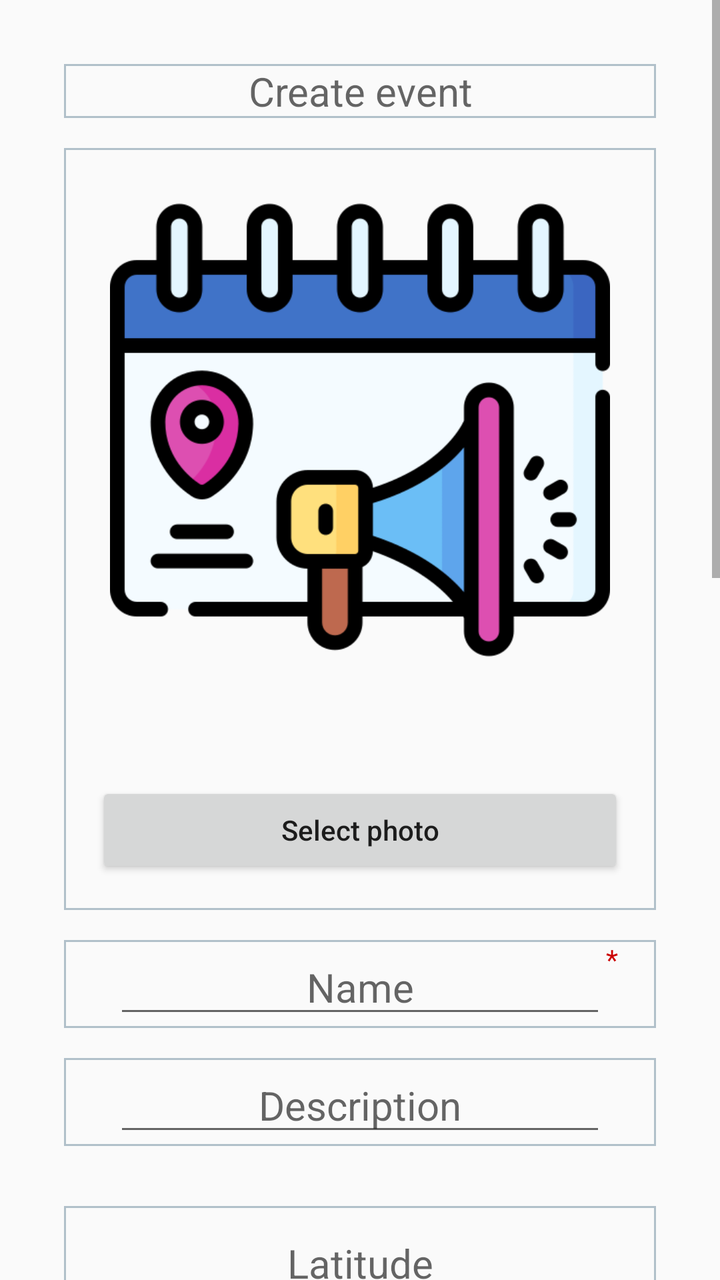
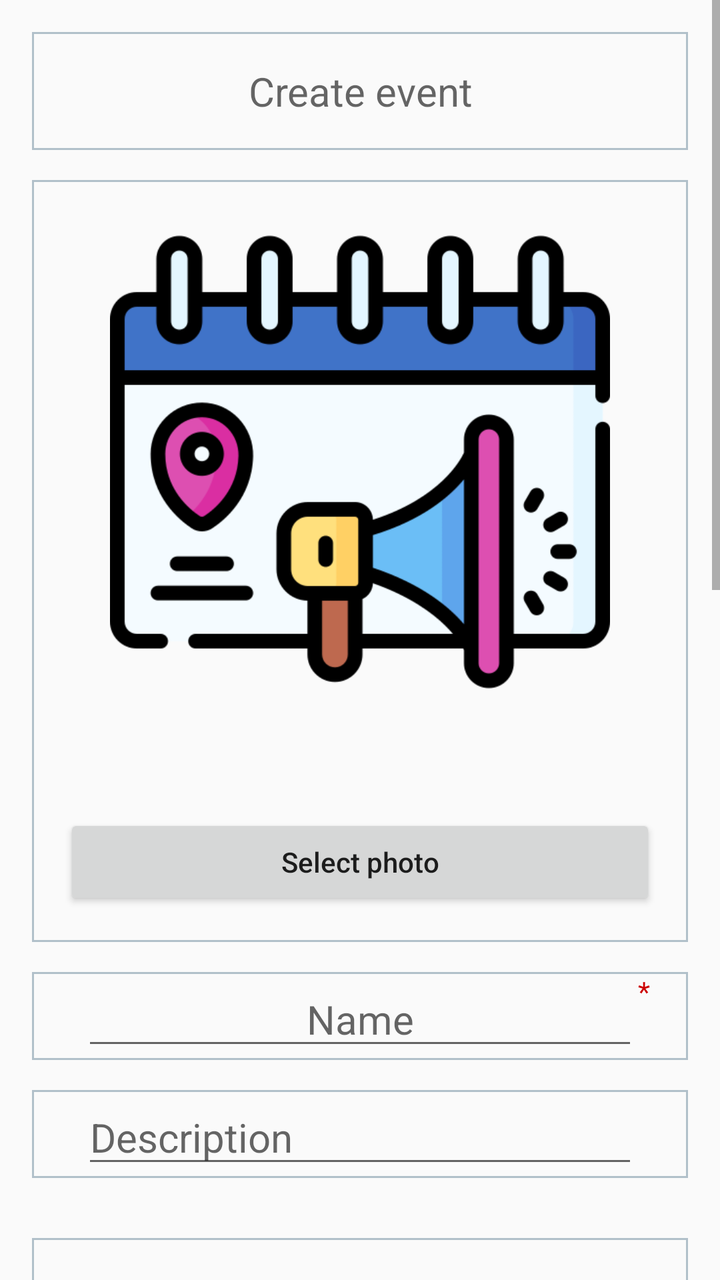

Compare the two renders of this Android layout. The source of the first and the diff that turns it into the second are given below.
<!-- AndroidManifest.xml: application theme MyMaterialTheme -->
<!-- res/layout/fragment_create_event.xml -->
<?xml version="1.0" encoding="utf-8"?>
<ScrollView xmlns:android="http://schemas.android.com/apk/res/android"
    android:layout_width="match_parent"
    android:layout_height="match_parent">

    <RelativeLayout
        android:layout_width="match_parent"
        android:layout_height="wrap_content"
        android:orientation="vertical"
        android:padding="32dp">

        <RelativeLayout
            android:id="@+id/label_layout"
            android:layout_width="match_parent"
            android:layout_height="wrap_content"
            android:layout_centerHorizontal="true"
            android:background="@drawable/edit_text_background_border">

            <TextView
                android:id="@+id/newEventLabel"
                android:layout_width="match_parent"
                android:layout_height="wrap_content"
                android:layout_centerHorizontal="true"
                android:layout_marginStart="50dp"
                android:hint="@string/create_event"
                android:inputType="none"
                android:textAlignment="center"
                android:textSize="20sp" />
        </RelativeLayout>


        
        <LinearLayout
            android:id="@+id/photo_layout"
            android:layout_width="match_parent"
            android:layout_height="wrap_content"
            android:layout_below="@+id/label_layout"
            android:layout_marginTop="15dp"
            android:background="@drawable/edit_text_background_border"
            android:orientation="vertical"
            android:padding="16dp">

            <ImageView
                android:id="@+id/photo"
                android:layout_width="match_parent"
                android:layout_height="250dp"
                android:layout_marginBottom="16dp"
                android:contentDescription="@string/event_photo"
                android:src="@drawable/event_512_512" />

            <TextView
                android:id="@+id/photo_path"
                android:layout_width="wrap_content"
                android:layout_height="wrap_content"
                android:paddingBottom="8dp"
                android:textAlignment="center"
                android:textSize="20sp" />

            <Button
                android:id="@+id/select_photo_button"
                android:layout_width="match_parent"
                android:layout_height="wrap_content"
                android:text="@string/select_photo"
                android:textAllCaps="false" />
        </LinearLayout>

        <RelativeLayout
            android:id="@+id/event_name_layout"
            android:layout_width="match_parent"
            android:layout_height="wrap_content"
            android:layout_below="@+id/photo_layout"
            android:layout_centerHorizontal="true"
            android:layout_marginTop="15dp"
            android:background="@drawable/edit_text_background_border">

            <EditText
                android:id="@+id/name"
                android:layout_width="match_parent"
                android:layout_height="wrap_content"
                android:layout_centerHorizontal="true"
                android:layout_marginStart="50dp"
                android:hint="@string/name"
                android:textAlignment="center"
                android:textSize="20sp" />

            <TextView
                android:id="@+id/name_m"
                android:layout_width="wrap_content"
                android:layout_toEndOf="@+id/name"
                android:layout_height="match_parent"
                android:text="@string/mandatory_star"
                android:textColor="@android:color/holo_red_dark" />

        </RelativeLayout>

        <RelativeLayout
            android:id="@+id/description_layout"
            android:layout_width="match_parent"
            android:layout_height="wrap_content"
            android:layout_below="@+id/event_name_layout"
            android:layout_centerHorizontal="true"
            android:layout_marginTop="15dp"
            android:background="@drawable/edit_text_background_border">

            <EditText
                android:id="@+id/description"
                android:layout_width="match_parent"
                android:layout_height="wrap_content"
                android:layout_centerHorizontal="true"
                android:layout_marginStart="50dp"
                android:hint="@string/description"
                android:textAlignment="center"
                android:textSize="20sp" />
        </RelativeLayout>

        <RelativeLayout
            android:id="@+id/location_layout"
            android:layout_width="wrap_content"
            android:layout_height="wrap_content"
            android:layout_below="@+id/description_layout"
            android:layout_centerHorizontal="true"
            android:layout_marginTop="30dp"
            android:background="@drawable/edit_text_background_border">

            <TextView
                android:id="@+id/latitude"
                android:layout_width="match_parent"
                android:layout_height="wrap_content"
                android:layout_centerHorizontal="true"
                android:layout_marginStart="50dp"
                android:layout_marginTop="15dp"
                android:hint="@string/latitude"
                android:textAlignment="center"
                android:textSize="20sp" />

            <TextView
                android:id="@+id/longitude"
                android:layout_width="match_parent"
                android:layout_height="wrap_content"
                android:layout_below="@+id/latitude"
                android:layout_centerHorizontal="true"
                android:layout_marginTop="15dp"
                android:layout_marginStart="50dp"
                android:hint="@string/longitude"
                android:textAlignment="center"
                android:textSize="20sp" />

            <LinearLayout
                android:id="@+id/location_buttons_layout"
                android:layout_width="match_parent"
                android:layout_height="wrap_content"
                android:layout_below="@id/longitude"
                android:layout_marginLeft="10dp"
                android:layout_marginTop="15dp"
                android:layout_marginRight="10dp">

                <Button
                    android:id="@+id/current_location_btn"
                    android:layout_width="wrap_content"
                    android:layout_height="wrap_content"
                    android:layout_weight="1"
                    android:text="@string/current"
                    android:textAlignment="center"
                    android:textAllCaps="false"
                    android:textSize="14sp" />

                <Button
                    android:id="@+id/other_location_btn"
                    android:layout_width="wrap_content"
                    android:layout_height="wrap_content"
                    android:layout_weight="1"
                    android:text="@string/map"
                    android:textAllCaps="false"
                    android:textSize="14sp" />
            </LinearLayout>
        </RelativeLayout>

        <RelativeLayout
            android:id="@+id/date_layout"
            android:layout_width="wrap_content"
            android:layout_height="wrap_content"
            android:layout_below="@+id/location_layout"
            android:layout_centerHorizontal="true"
            android:layout_marginTop="40dp"
            android:background="@drawable/edit_text_background_border">

            <EditText
                android:id="@+id/starts_date"
                android:layout_width="match_parent"
                android:layout_height="wrap_content"
                android:layout_centerHorizontal="true"
                android:layout_marginStart="50dp"
                android:hint="@string/starts"
                android:inputType="date"
                android:textAlignment="center"
                android:textSize="20sp" />

            <TextView
                android:id="@+id/starts_date_validator"
                android:layout_width="match_parent"
                android:layout_height="wrap_content"
                android:layout_below="@+id/starts_date"
                android:layout_centerHorizontal="true"
                android:layout_marginStart="50dp"
                android:hint="Date validity"
                android:textAlignment="center"
                android:textSize="20sp" />

            <LinearLayout
                android:id="@+id/date_buttons_layout"
                android:layout_width="match_parent"
                android:layout_height="wrap_content"
                android:layout_below="@+id/starts_date_validator"
                android:layout_marginLeft="10dp"
                android:layout_marginRight="10dp"
                android:orientation="horizontal"
                android:paddingTop="5dp">

                <Button
                    android:id="@+id/starts_current_date_btn"
                    android:layout_width="wrap_content"
                    android:layout_height="wrap_content"
                    android:layout_weight="1"
                    android:text="@string/today"
                    android:textAllCaps="false" />

                <Button
                    android:id="@+id/starts_other_date_btn"
                    android:layout_width="wrap_content"
                    android:layout_height="wrap_content"
                    android:layout_weight="1"
                    android:text="@string/other2"
                    android:textAllCaps="false" />
            </LinearLayout>

            <EditText
                android:id="@+id/starts_time"
                android:layout_width="match_parent"
                android:layout_height="wrap_content"
                android:layout_below="@+id/date_buttons_layout"
                android:layout_centerHorizontal="true"
                android:layout_marginStart="50dp"
                android:hint="@string/starting_time"
                android:inputType="time"
                android:textAlignment="center"
                android:textSize="20sp" />

            <LinearLayout
                android:id="@+id/start_time_buttons_layout"
                android:layout_width="match_parent"
                android:layout_height="wrap_content"
                android:layout_below="@+id/starts_time"
                android:layout_marginLeft="10dp"
                android:layout_marginRight="10dp"
                android:orientation="horizontal"
                android:paddingTop="5dp">

                <Button
                    android:id="@+id/starts_current_time_btn"
                    android:layout_width="wrap_content"
                    android:layout_height="wrap_content"
                    android:layout_weight="1"
                    android:enabled="false"
                    android:text="@string/now"
                    android:textAllCaps="false" />

                <Button
                    android:id="@+id/starts_other_time_btn"
                    android:layout_width="wrap_content"
                    android:layout_height="wrap_content"
                    android:layout_weight="1"
                    android:enabled="false"
                    android:text="@string/other"
                    android:textAllCaps="false" />
            </LinearLayout>

            <EditText
                android:id="@+id/ends_date"
                android:layout_width="match_parent"
                android:layout_height="wrap_content"
                android:layout_below="@+id/start_time_buttons_layout"
                android:layout_centerHorizontal="true"
                android:layout_marginStart="50dp"
                android:hint="@string/ends"
                android:inputType="date"
                android:textAlignment="center"
                android:textSize="20sp" />

            <TextView
                android:id="@+id/ends_date_validator"
                android:layout_width="match_parent"
                android:layout_height="wrap_content"
                android:layout_below="@+id/ends_date"
                android:layout_centerHorizontal="true"
                android:layout_marginStart="50dp"
                android:hint="Date validity"
                android:textAlignment="center"
                android:textSize="20sp" />

            <LinearLayout
                android:id="@+id/end_date_buttons_layout"
                android:layout_width="match_parent"
                android:layout_height="wrap_content"
                android:layout_below="@+id/ends_date_validator"
                android:layout_marginLeft="10dp"
                android:layout_marginRight="10dp"
                android:orientation="horizontal"
                android:paddingTop="5dp">

                <Button
                    android:id="@+id/ends_current_date_btn"
                    android:layout_width="wrap_content"
                    android:layout_height="wrap_content"
                    android:layout_weight="1"
                    android:text="@string/today"
                    android:textAllCaps="false" />

                <Button
                    android:id="@+id/ends_other_date_btn"
                    android:layout_width="wrap_content"
                    android:layout_height="wrap_content"
                    android:layout_weight="1"
                    android:text="@string/other2"
                    android:textAllCaps="false" />
            </LinearLayout>

            <EditText
                android:id="@+id/ends_time"
                android:layout_width="match_parent"
                android:layout_height="wrap_content"
                android:layout_below="@+id/end_date_buttons_layout"
                android:layout_centerHorizontal="true"
                android:layout_marginStart="50dp"
                android:hint="@string/ending_time"
                android:inputType="time"
                android:textAlignment="center"
                android:textSize="20sp" />

            <LinearLayout
                android:id="@+id/end_time_buttons_layout"
                android:layout_width="match_parent"
                android:layout_height="wrap_content"
                android:layout_below="@+id/ends_time"
                android:layout_marginLeft="10dp"
                android:layout_marginRight="10dp"
                android:orientation="horizontal"
                android:paddingTop="5dp">

                <Button
                    android:id="@+id/ends_current_time_btn"
                    android:layout_width="wrap_content"
                    android:layout_height="wrap_content"
                    android:layout_weight="1"
                    android:enabled="false"
                    android:text="@string/now"
                    android:textAllCaps="false" />

                <Button
                    android:id="@+id/ends_other_time_btn"
                    android:layout_width="wrap_content"
                    android:layout_height="wrap_content"
                    android:layout_weight="1"
                    android:enabled="false"
                    android:text="@string/other"
                    android:textAllCaps="false" />
            </LinearLayout>
        </RelativeLayout>

        <RelativeLayout
            android:id="@+id/city_layout"
            android:layout_width="match_parent"
            android:layout_height="wrap_content"
            android:layout_below="@+id/date_layout"
            android:layout_centerHorizontal="true"
            android:layout_marginTop="15dp"
            android:background="@drawable/edit_text_background_border">

            <EditText
                android:id="@+id/city"
                android:layout_width="match_parent"
                android:layout_height="wrap_content"
                android:layout_centerHorizontal="true"
                android:layout_marginStart="50dp"
                android:hint="@string/city"
                android:textAlignment="center"
                android:textSize="20sp" />
        </RelativeLayout>

        <Button
            android:id="@+id/create_btn"
            android:layout_width="match_parent"
            android:layout_height="wrap_content"
            android:layout_below="@+id/city_layout"
            android:layout_centerHorizontal="true"
            android:layout_marginTop="47dp"
            android:enabled="false"
            android:text="@string/create_event"
            android:textAllCaps="false" />
    </RelativeLayout>
</ScrollView>
<!-- resources referenced by this layout -->
<resources>
  <!-- drawable edit_text_background_border (drawable) -->
  <shape xmlns:android="http://schemas.android.com/apk/res/android">
      <stroke
          android:width="1dp"
          android:color="@color/editTextBorder" />
  </shape>
  <!-- drawable event_512_512: png bitmap (drawable, 26549 bytes) -->
  <string name="city">City</string>
  <string name="create_event">Create event</string>
  <string name="current">Current</string>
  <string name="description">Description</string>
  <string name="ending_time">Ends at (hh:mm)</string>
  <string name="ends">Ends (yyyy-MM-dd)</string>
  <string name="event_photo">Event photo</string>
  <string name="latitude">Latitude</string>
  <string name="longitude">Longitude</string>
  <string name="mandatory_star">*</string>
  <string name="map">Map</string>
  <string name="name">Name</string>
  <string name="now">Now</string>
  <string name="other">Other</string>
  <string name="other2">Other</string>
  <string name="select_photo">Select photo</string>
  <string name="starting_time">Starts at (hh:mm)</string>
  <string name="starts">Starts (yyyy-MM-dd)</string>
  <string name="today">Today</string>
  <style name="MyMaterialTheme" parent="MyMaterialTheme.Base" />
  <color name="editTextBorder">#b1c0ca</color>
  <style name="MyMaterialTheme.Base" parent="Theme.AppCompat.Light.DarkActionBar">
          
          <item name="windowNoTitle">true</item>
          <item name="windowActionBar">true</item>
  
          <item name="colorPrimary">@color/colorPrimary</item>
          <item name="colorPrimaryDark">@color/colorPrimaryDark</item>
          <item name="colorAccent">@color/colorAccent</item>
      </style>
  <color name="colorPrimary">#125688</color>
  <color name="colorPrimaryDark">#125688</color>
  <color name="colorAccent">#cdd4d9</color>
</resources>

<!-- the commit's change to res/layout/fragment_create_event.xml (unified diff, before → after) -->
@@ -3,38 +3,35 @@
     android:layout_width="match_parent"
     android:layout_height="match_parent">
 
-    <RelativeLayout
+    <LinearLayout
         android:layout_width="match_parent"
         android:layout_height="wrap_content"
         android:orientation="vertical"
-        android:padding="32dp">
-
-        <RelativeLayout
+        android:padding="16dp">
+
+        <LinearLayout
             android:id="@+id/label_layout"
             android:layout_width="match_parent"
             android:layout_height="wrap_content"
-            android:layout_centerHorizontal="true"
-            android:background="@drawable/edit_text_background_border">
+            android:background="@drawable/edit_text_background_border"
+            android:gravity="center_horizontal"
+            android:orientation="vertical"
+            android:padding="16dp">
 
             <TextView
                 android:id="@+id/newEventLabel"
-                android:layout_width="match_parent"
-                android:layout_height="wrap_content"
-                android:layout_centerHorizontal="true"
-                android:layout_marginStart="50dp"
+                android:layout_width="wrap_content"
+                android:layout_height="wrap_content"
                 android:hint="@string/create_event"
-                android:inputType="none"
-                android:textAlignment="center"
-                android:textSize="20sp" />
-        </RelativeLayout>
-
+                android:textAlignment="center"
+                android:textSize="20sp" />
+        </LinearLayout>
 
         
         <LinearLayout
             android:id="@+id/photo_layout"
             android:layout_width="match_parent"
             android:layout_height="wrap_content"
-            android:layout_below="@+id/label_layout"
             android:layout_marginTop="15dp"
             android:background="@drawable/edit_text_background_border"
             android:orientation="vertical"
@@ -68,8 +65,6 @@
             android:id="@+id/event_name_layout"
             android:layout_width="match_parent"
             android:layout_height="wrap_content"
-            android:layout_below="@+id/photo_layout"
-            android:layout_centerHorizontal="true"
             android:layout_marginTop="15dp"
             android:background="@drawable/edit_text_background_border">
 
@@ -86,19 +81,16 @@
             <TextView
                 android:id="@+id/name_m"
                 android:layout_width="wrap_content"
+                android:layout_height="match_parent"
                 android:layout_toEndOf="@+id/name"
-                android:layout_height="match_parent"
                 android:text="@string/mandatory_star"
                 android:textColor="@android:color/holo_red_dark" />
-
         </RelativeLayout>
 
         <RelativeLayout
             android:id="@+id/description_layout"
             android:layout_width="match_parent"
             android:layout_height="wrap_content"
-            android:layout_below="@+id/event_name_layout"
-            android:layout_centerHorizontal="true"
             android:layout_marginTop="15dp"
             android:background="@drawable/edit_text_background_border">
 
@@ -109,25 +101,21 @@
                 android:layout_centerHorizontal="true"
                 android:layout_marginStart="50dp"
                 android:hint="@string/description"
-                android:textAlignment="center"
                 android:textSize="20sp" />
         </RelativeLayout>
 
-        <RelativeLayout
+        <LinearLayout
             android:id="@+id/location_layout"
-            android:layout_width="wrap_content"
-            android:layout_height="wrap_content"
-            android:layout_below="@+id/description_layout"
-            android:layout_centerHorizontal="true"
+            android:layout_width="match_parent"
+            android:layout_height="wrap_content"
             android:layout_marginTop="30dp"
-            android:background="@drawable/edit_text_background_border">
+            android:background="@drawable/edit_text_background_border"
+            android:orientation="vertical">
 
             <TextView
                 android:id="@+id/latitude"
                 android:layout_width="match_parent"
                 android:layout_height="wrap_content"
-                android:layout_centerHorizontal="true"
-                android:layout_marginStart="50dp"
                 android:layout_marginTop="15dp"
                 android:hint="@string/latitude"
                 android:textAlignment="center"
@@ -137,10 +125,7 @@
                 android:id="@+id/longitude"
                 android:layout_width="match_parent"
                 android:layout_height="wrap_content"
-                android:layout_below="@+id/latitude"
-                android:layout_centerHorizontal="true"
                 android:layout_marginTop="15dp"
-                android:layout_marginStart="50dp"
                 android:hint="@string/longitude"
                 android:textAlignment="center"
                 android:textSize="20sp" />
@@ -149,7 +134,6 @@
                 android:id="@+id/location_buttons_layout"
                 android:layout_width="match_parent"
                 android:layout_height="wrap_content"
-                android:layout_below="@id/longitude"
                 android:layout_marginLeft="10dp"
                 android:layout_marginTop="15dp"
                 android:layout_marginRight="10dp">
@@ -169,27 +153,25 @@
                     android:layout_width="wrap_content"
                     android:layout_height="wrap_content"
                     android:layout_weight="1"
-                    android:text="@string/map"
+                    android:text="@string/on_map"
                     android:textAllCaps="false"
                     android:textSize="14sp" />
             </LinearLayout>
-        </RelativeLayout>
-
-        <RelativeLayout
+        </LinearLayout>
+
+        <LinearLayout
             android:id="@+id/date_layout"
-            android:layout_width="wrap_content"
-            android:layout_height="wrap_content"
-            android:layout_below="@+id/location_layout"
-            android:layout_centerHorizontal="true"
+            android:layout_width="match_parent"
+            android:layout_height="wrap_content"
             android:layout_marginTop="40dp"
-            android:background="@drawable/edit_text_background_border">
+            android:background="@drawable/edit_text_background_border"
+            android:orientation="vertical">
 
             <EditText
                 android:id="@+id/starts_date"
                 android:layout_width="match_parent"
                 android:layout_height="wrap_content"
-                android:layout_centerHorizontal="true"
-                android:layout_marginStart="50dp"
+                android:layout_marginHorizontal="25dp"
                 android:hint="@string/starts"
                 android:inputType="date"
                 android:textAlignment="center"
@@ -199,10 +181,7 @@
                 android:id="@+id/starts_date_validator"
                 android:layout_width="match_parent"
                 android:layout_height="wrap_content"
-                android:layout_below="@+id/starts_date"
-                android:layout_centerHorizontal="true"
-                android:layout_marginStart="50dp"
-                android:hint="Date validity"
+                android:hint="@string/date_validity"
                 android:textAlignment="center"
                 android:textSize="20sp" />
 
@@ -210,7 +189,6 @@
                 android:id="@+id/date_buttons_layout"
                 android:layout_width="match_parent"
                 android:layout_height="wrap_content"
-                android:layout_below="@+id/starts_date_validator"
                 android:layout_marginLeft="10dp"
                 android:layout_marginRight="10dp"
                 android:orientation="horizontal"
@@ -237,9 +215,7 @@
                 android:id="@+id/starts_time"
                 android:layout_width="match_parent"
                 android:layout_height="wrap_content"
-                android:layout_below="@+id/date_buttons_layout"
-                android:layout_centerHorizontal="true"
-                android:layout_marginStart="50dp"
+                android:layout_marginHorizontal="25dp"
                 android:hint="@string/starting_time"
                 android:inputType="time"
                 android:textAlignment="center"
@@ -249,7 +225,6 @@
                 android:id="@+id/start_time_buttons_layout"
                 android:layout_width="match_parent"
                 android:layout_height="wrap_content"
-                android:layout_below="@+id/starts_time"
                 android:layout_marginLeft="10dp"
                 android:layout_marginRight="10dp"
                 android:orientation="horizontal"
@@ -278,9 +253,7 @@
                 android:id="@+id/ends_date"
                 android:layout_width="match_parent"
                 android:layout_height="wrap_content"
-                android:layout_below="@+id/start_time_buttons_layout"
-                android:layout_centerHorizontal="true"
-                android:layout_marginStart="50dp"
+                android:layout_marginHorizontal="25dp"
                 android:hint="@string/ends"
                 android:inputType="date"
                 android:textAlignment="center"
@@ -290,10 +263,7 @@
                 android:id="@+id/ends_date_validator"
                 android:layout_width="match_parent"
                 android:layout_height="wrap_content"
-                android:layout_below="@+id/ends_date"
-                android:layout_centerHorizontal="true"
-                android:layout_marginStart="50dp"
-                android:hint="Date validity"
+                android:hint="@string/date_validity"
                 android:textAlignment="center"
                 android:textSize="20sp" />
 
@@ -301,7 +271,6 @@
                 android:id="@+id/end_date_buttons_layout"
                 android:layout_width="match_parent"
                 android:layout_height="wrap_content"
-                android:layout_below="@+id/ends_date_validator"
                 android:layout_marginLeft="10dp"
                 android:layout_marginRight="10dp"
                 android:orientation="horizontal"
@@ -328,9 +297,7 @@
                 android:id="@+id/ends_time"
                 android:layout_width="match_parent"
                 android:layout_height="wrap_content"
-                android:layout_below="@+id/end_date_buttons_layout"
-                android:layout_centerHorizontal="true"
-                android:layout_marginStart="50dp"
+                android:layout_marginHorizontal="25dp"
                 android:hint="@string/ending_time"
                 android:inputType="time"
                 android:textAlignment="center"
@@ -340,7 +307,6 @@
                 android:id="@+id/end_time_buttons_layout"
                 android:layout_width="match_parent"
                 android:layout_height="wrap_content"
-                android:layout_below="@+id/ends_time"
                 android:layout_marginLeft="10dp"
                 android:layout_marginRight="10dp"
                 android:orientation="horizontal"
@@ -364,14 +330,12 @@
                     android:text="@string/other"
                     android:textAllCaps="false" />
             </LinearLayout>
-        </RelativeLayout>
+        </LinearLayout>
 
         <RelativeLayout
             android:id="@+id/city_layout"
             android:layout_width="match_parent"
             android:layout_height="wrap_content"
-            android:layout_below="@+id/date_layout"
-            android:layout_centerHorizontal="true"
             android:layout_marginTop="15dp"
             android:background="@drawable/edit_text_background_border">
 
@@ -390,11 +354,9 @@
             android:id="@+id/create_btn"
             android:layout_width="match_parent"
             android:layout_height="wrap_content"
-            android:layout_below="@+id/city_layout"
-            android:layout_centerHorizontal="true"
-            android:layout_marginTop="47dp"
+            android:layout_marginTop="18dp"
             android:enabled="false"
             android:text="@string/create_event"
             android:textAllCaps="false" />
-    </RelativeLayout>
+    </LinearLayout>
 </ScrollView>
<!-- resource entries referenced after the edit -->
@@ -10,6 +10,7 @@
   <string name="city">City</string>
   <string name="create_event">Create event</string>
   <string name="current">Current</string>
+  <string name="date_validity">Date validity</string>
   <string name="description">Description</string>
   <string name="ending_time">Ends at (hh:mm)</string>
   <string name="ends">Ends (yyyy-MM-dd)</string>
@@ -17,9 +18,9 @@
   <string name="latitude">Latitude</string>
   <string name="longitude">Longitude</string>
   <string name="mandatory_star">*</string>
-  <string name="map">Map</string>
   <string name="name">Name</string>
   <string name="now">Now</string>
+  <string name="on_map">On map</string>
   <string name="other">Other</string>
   <string name="other2">Other</string>
   <string name="select_photo">Select photo</string>
@@ -36,9 +37,13 @@
           <item name="colorPrimary">@color/colorPrimary</item>
           <item name="colorPrimaryDark">@color/colorPrimaryDark</item>
           <item name="colorAccent">@color/colorAccent</item>
+          <item name="android:navigationBarColor">@color/navigationBarColor</item>
+          <item name="android:statusBarColor">@color/statusBarColor</item>
       </style>
   <color name="colorPrimary">#125688</color>
-  <color name="colorPrimaryDark">#125688</color>
-  <color name="colorAccent">#cdd4d9</color>
+  <color name="colorPrimaryDark">#262626</color>
+  <color name="colorAccent">#1A1919</color>
+  <color name="navigationBarColor">#262626</color>
+  <color name="statusBarColor">#262626</color>
 </resources>
 
